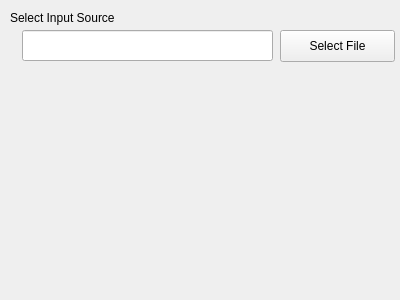
This is mainwindow.ui in NRauh/SFVC as Qt 5 draws it before an edit. The edited form follows.
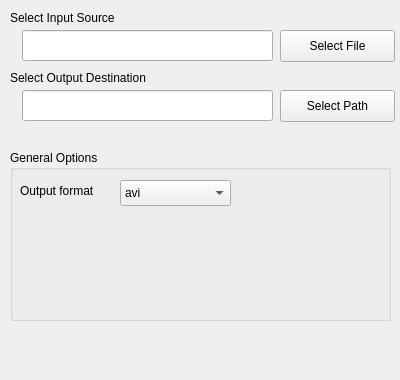
This is the edited form.

Commit message: Added a filetype selection. I think I also made output and forgot to commit.

```diff
--- a/mainwindow.ui
+++ b/mainwindow.ui
@@ -7,7 +7,7 @@
     <x>0</x>
     <y>0</y>
     <width>400</width>
-    <height>300</height>
+    <height>380</height>
    </rect>
   </property>
   <property name="windowTitle">
@@ -50,6 +50,88 @@
      </rect>
     </property>
    </widget>
+   <widget class="QLineEdit" name="outPath">
+    <property name="geometry">
+     <rect>
+      <x>22</x>
+      <y>90</y>
+      <width>251</width>
+      <height>31</height>
+     </rect>
+    </property>
+   </widget>
+   <widget class="QLabel" name="outPathLabel">
+    <property name="geometry">
+     <rect>
+      <x>10</x>
+      <y>70</y>
+      <width>161</width>
+      <height>16</height>
+     </rect>
+    </property>
+    <property name="text">
+     <string>Select Output Destination</string>
+    </property>
+   </widget>
+   <widget class="QPushButton" name="outPathButton">
+    <property name="geometry">
+     <rect>
+      <x>280</x>
+      <y>90</y>
+      <width>115</width>
+      <height>32</height>
+     </rect>
+    </property>
+    <property name="text">
+     <string>Select Path</string>
+    </property>
+   </widget>
+   <widget class="QGroupBox" name="groupBox">
+    <property name="geometry">
+     <rect>
+      <x>10</x>
+      <y>150</y>
+      <width>381</width>
+      <height>171</height>
+     </rect>
+    </property>
+    <property name="title">
+     <string>General Options</string>
+    </property>
+    <widget class="QComboBox" name="comboBox">
+     <property name="geometry">
+      <rect>
+       <x>110</x>
+       <y>30</y>
+       <width>111</width>
+       <height>26</height>
+      </rect>
+     </property>
+     <item>
+      <property name="text">
+       <string>avi</string>
+      </property>
+     </item>
+     <item>
+      <property name="text">
+       <string>mpg</string>
+      </property>
+     </item>
+    </widget>
+    <widget class="QLabel" name="label">
+     <property name="geometry">
+      <rect>
+       <x>10</x>
+       <y>30</y>
+       <width>91</width>
+       <height>21</height>
+      </rect>
+     </property>
+     <property name="text">
+      <string>Output format</string>
+     </property>
+    </widget>
+   </widget>
   </widget>
   <widget class="QMenuBar" name="menuBar">
    <property name="geometry">
```
The commit also changes 5 other files.
